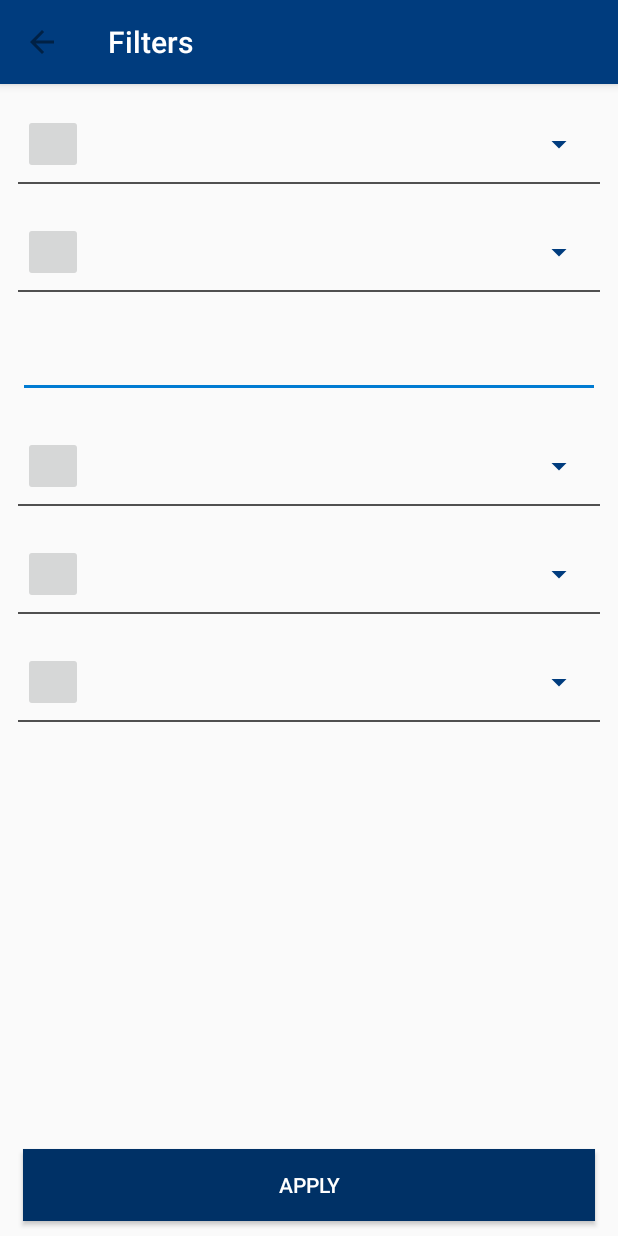
After one commit to VictoriaFargutu/unibook-android, an Android app: the ReservationFilterActivity screen opened directly, with no data from a screen before it, on a phone screen of 412 x 824 dp. The commit adds this screen. Run offline under Robolectric (Android 15) with nearby library versions, the phone set to English and light mode, and no system bars; network calls fail.

Commit message:
Added Filters layout

```diff
--- a/app/build.gradle
+++ b/app/build.gradle
@@ -19,6 +19,7 @@ android {
     }
     sourceSets { main { assets.srcDirs = ['src/main/assets', 'src/main/assets/'] } }
 }
+
 
 
 dependencies {
--- a/app/src/main/AndroidManifest.xml
+++ b/app/src/main/AndroidManifest.xml
@@ -25,7 +25,8 @@
         <activity
             android:name=".ui.home.HomeActivity"
             android:theme="@style/AppTheme" />
-        <activity android:name=".ui.reservation.ReservationActivity"></activity>
+        <activity android:name=".ui.reservation.ReservationActivity" />
+        <activity android:name=".ui.filter.ReservationFilterActivity"></activity>
     </application>
 
 </manifest>
--- /dev/null
+++ b/app/src/main/java/com/fargutuvictoria/unibook/ui/filter/ReservationFilterActivity.java
@@ -0,0 +1,15 @@
+package com.fargutuvictoria.unibook.ui.filter;
+
+import android.os.Bundle;
+import android.support.v7.app.AppCompatActivity;
+
+import com.fargutuvictoria.unibook.R;
+
+public class ReservationFilterActivity extends AppCompatActivity {
+
+    @Override
+    protected void onCreate(Bundle savedInstanceState) {
+        super.onCreate(savedInstanceState);
+        setContentView(R.layout.activity_reservation_filter);
+    }
+}
--- /dev/null
+++ b/app/src/main/res/layout/activity_reservation_filter.xml
@@ -0,0 +1,244 @@
+<?xml version="1.0" encoding="utf-8"?>
+<RelativeLayout xmlns:android="http://schemas.android.com/apk/res/android"
+    xmlns:app="http://schemas.android.com/apk/res-auto"
+    xmlns:tools="http://schemas.android.com/tools"
+    android:layout_width="match_parent"
+    android:layout_height="match_parent"
+    tools:context="com.fargutuvictoria.unibook.ui.filter.ReservationFilterActivity">
+
+    <android.support.design.widget.AppBarLayout
+        android:id="@+id/filters_app_bar"
+        android:layout_width="match_parent"
+        android:layout_height="wrap_content">
+
+        <android.support.v7.widget.Toolbar
+            android:id="@+id/filters_toolbar"
+            android:layout_width="match_parent"
+            android:layout_height="?attr/actionBarSize"
+            android:background="?attr/colorPrimary"
+            android:elevation="4dp"
+            android:theme="@style/ThemeOverlay.AppCompat.ActionBar"
+            app:navigationIcon="@drawable/ic_arrow_back_black_24dp"
+            app:popupTheme="@style/ThemeOverlay.AppCompat.Light"
+            app:title="Filters"
+            app:titleTextColor="@color/white" />
+
+    </android.support.design.widget.AppBarLayout>
+
+    <RelativeLayout
+        android:id="@+id/classroom_type"
+        android:layout_width="match_parent"
+        android:layout_height="wrap_content"
+        android:layout_below="@id/filters_app_bar"
+        android:layout_marginTop="20dp"
+        android:orientation="vertical">
+
+        <LinearLayout
+            android:id="@+id/classroom_type_filter"
+            android:layout_width="match_parent"
+            android:layout_height="wrap_content"
+            android:layout_marginBottom="5dp">
+
+            <android.support.design.widget.CheckableImageButton
+                android:layout_width="40dp"
+                android:layout_height="40dp"
+                android:layout_marginEnd="15dp"
+                android:layout_marginStart="15dp" />
+
+            <Spinner
+                android:id="@+id/classroom_type_spinner"
+                android:layout_width="match_parent"
+                android:layout_height="40dp"
+                android:layout_marginEnd="15dp"
+                android:backgroundTint="@color/colorPrimary"
+                android:spinnerMode="dropdown"
+                android:textAlignment="textStart" />
+        </LinearLayout>
+
+        <View
+            android:layout_width="match_parent"
+            android:layout_height="1dp"
+            android:layout_below="@id/classroom_type_filter"
+            android:layout_marginEnd="12dp"
+            android:layout_marginStart="12dp"
+            android:background="@color/darkGray" />
+    </RelativeLayout>
+
+    <RelativeLayout
+        android:id="@+id/week_type"
+        android:layout_width="match_parent"
+        android:layout_height="wrap_content"
+        android:layout_below="@id/classroom_type"
+        android:layout_marginTop="25dp"
+        android:orientation="vertical">
+
+        <LinearLayout
+            android:id="@+id/week_type_filter"
+            android:layout_width="match_parent"
+            android:layout_height="wrap_content"
+            android:layout_marginBottom="5dp">
+
+            <android.support.design.widget.CheckableImageButton
+                android:layout_width="40dp"
+                android:layout_height="40dp"
+                android:layout_marginEnd="15dp"
+                android:layout_marginStart="15dp" />
+
+            <Spinner
+                android:id="@+id/week_type_spinner"
+                android:layout_width="match_parent"
+                android:layout_height="40dp"
+                android:layout_marginEnd="15dp"
+                android:backgroundTint="@color/colorPrimary"
+                android:spinnerMode="dropdown"
+                android:textAlignment="textStart" />
+        </LinearLayout>
+
+        <View
+            android:layout_width="match_parent"
+            android:layout_height="1dp"
+            android:layout_below="@id/week_type_filter"
+            android:layout_marginEnd="12dp"
+            android:layout_marginStart="12dp"
+            android:background="@color/darkGray" />
+    </RelativeLayout>
+
+    <EditText
+        android:id="@+id/date_picker"
+        android:layout_width="match_parent"
+        android:layout_height="wrap_content"
+        android:layout_below="@+id/week_type"
+        android:layout_marginEnd="12dp"
+        android:layout_marginStart="12dp"
+        android:layout_marginTop="25dp"
+        android:inputType="none" />
+
+    <RelativeLayout
+        android:id="@+id/hour_filter"
+        android:layout_width="match_parent"
+        android:layout_height="wrap_content"
+        android:layout_below="@id/date_picker"
+        android:layout_marginTop="25dp"
+        android:orientation="vertical">
+
+        <LinearLayout
+            android:id="@+id/hour_row"
+            android:layout_width="match_parent"
+            android:layout_height="wrap_content"
+            android:layout_marginBottom="5dp">
+
+            <android.support.design.widget.CheckableImageButton
+                android:layout_width="40dp"
+                android:layout_height="40dp"
+                android:layout_marginEnd="15dp"
+                android:layout_marginStart="15dp" />
+
+            <Spinner
+                android:id="@+id/hour_spinner"
+                android:layout_width="match_parent"
+                android:layout_height="40dp"
+                android:layout_marginEnd="15dp"
+                android:backgroundTint="@color/colorPrimary"
+                android:spinnerMode="dropdown"
+                android:textAlignment="textStart" />
+        </LinearLayout>
+
+        <View
+            android:layout_width="match_parent"
+            android:layout_height="1dp"
+            android:layout_below="@id/hour_row"
+            android:layout_marginEnd="12dp"
+            android:layout_marginStart="12dp"
+            android:background="@color/darkGray" />
+    </RelativeLayout>
+
+    <RelativeLayout
+        android:id="@+id/students_group_filter"
+        android:layout_width="match_parent"
+        android:layout_height="wrap_content"
+        android:layout_below="@id/hour_filter"
+        android:layout_marginTop="25dp"
+        android:orientation="vertical">
+
+        <LinearLayout
+            android:id="@+id/students_group_row"
+            android:layout_width="match_parent"
+            android:layout_height="wrap_content"
+            android:layout_marginBottom="5dp">
+
+            <android.support.design.widget.CheckableImageButton
+                android:layout_width="40dp"
+                android:layout_height="40dp"
+                android:layout_marginEnd="15dp"
+                android:layout_marginStart="15dp" />
+
+            <Spinner
+                android:id="@+id/students_group_spinner"
+                android:layout_width="match_parent"
+                android:layout_height="40dp"
+                android:layout_marginEnd="15dp"
+                android:backgroundTint="@color/colorPrimary"
+                android:spinnerMode="dropdown"
+                android:textAlignment="textStart" />
+        </LinearLayout>
+
+        <View
+            android:layout_width="match_parent"
+            android:layout_height="1dp"
+            android:layout_below="@id/students_group_row"
+            android:layout_marginEnd="12dp"
+            android:layout_marginStart="12dp"
+            android:background="@color/darkGray" />
+    </RelativeLayout>
+
+    <RelativeLayout
+        android:id="@+id/students_subgroup_filter"
+        android:layout_width="match_parent"
+        android:layout_height="wrap_content"
+        android:layout_below="@id/students_group_filter"
+        android:layout_marginTop="25dp"
+        android:orientation="vertical">
+
+        <LinearLayout
+            android:id="@+id/students_subgroup_row"
+            android:layout_width="match_parent"
+            android:layout_height="wrap_content"
+            android:layout_marginBottom="5dp">
+
+            <android.support.design.widget.CheckableImageButton
+                android:layout_width="40dp"
+                android:layout_height="40dp"
+                android:layout_marginEnd="15dp"
+                android:layout_marginStart="15dp" />
+
+            <Spinner
+                android:id="@+id/students_subgroup_spinner"
+                android:layout_width="match_parent"
+                android:layout_height="40dp"
+                android:layout_marginEnd="15dp"
+                android:backgroundTint="@color/colorPrimary"
+                android:spinnerMode="dropdown"
+                android:textAlignment="textStart" />
+        </LinearLayout>
+
+        <View
+            android:layout_width="match_parent"
+            android:layout_height="1dp"
+            android:layout_below="@id/students_subgroup_row"
+            android:layout_marginEnd="12dp"
+            android:layout_marginStart="12dp"
+            android:background="@color/darkGray" />
+    </RelativeLayout>
+
+    <Button
+        android:layout_width="match_parent"
+        android:layout_height="wrap_content"
+        android:layout_alignParentBottom="true"
+        android:layout_marginBottom="10dp"
+        android:layout_marginEnd="15dp"
+        android:layout_marginStart="15dp"
+        android:background="@color/colorPrimaryDark"
+        android:text="@string/apply"
+        android:textColor="@color/white" />
+
+</RelativeLayout>
--- a/app/src/main/res/values/strings.xml
+++ b/app/src/main/res/values/strings.xml
@@ -16,4 +16,5 @@
     <string name="myReservations">My Reservations</string>
     <string name="makeReservation">Make Reservation</string>
     <string name="cancel_reservation">Cancel Reservation</string>
+    <string name="apply">Apply</string>
 </resources>
```
